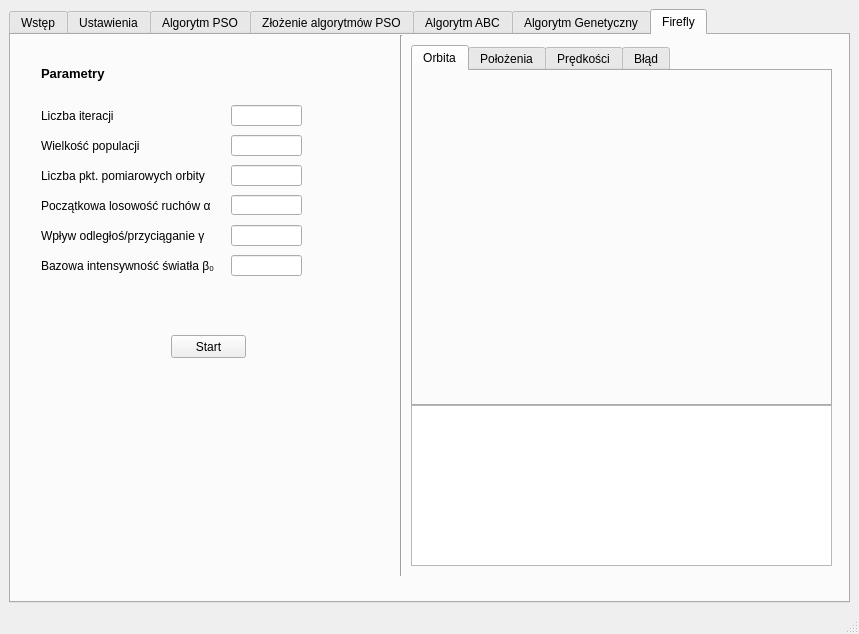
Before: the Qt Designer form gui_files/TBP_visualisation.ui in konradflis/TBP-GUiIO, drawn with Qt 5.
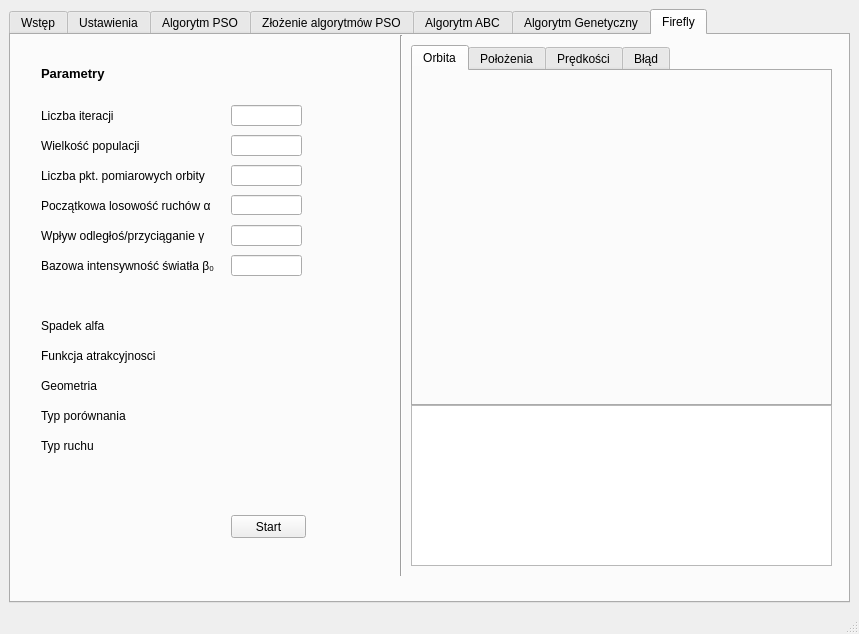
After: the same form once the commit is applied. The open tabs and pages were chosen to show the change.

Commit message: optional gui for firefly

What changed in the file:
```diff
--- a/gui_files/TBP_visualisation.ui
+++ b/gui_files/TBP_visualisation.ui
@@ -2772,8 +2772,8 @@
        <widget class="QPushButton" name="FAstartButton">
         <property name="geometry">
          <rect>
-          <x>160</x>
-          <y>300</y>
+          <x>220</x>
+          <y>480</y>
           <width>75</width>
           <height>23</height>
          </rect>
@@ -2814,6 +2814,71 @@
          <string>Parametry</string>
         </property>
        </widget>
+       <widget class="QLabel" name="label_67">
+        <property name="geometry">
+         <rect>
+          <x>30</x>
+          <y>280</y>
+          <width>181</width>
+          <height>21</height>
+         </rect>
+        </property>
+        <property name="text">
+         <string>Spadek alfa</string>
+        </property>
+       </widget>
+       <widget class="QLabel" name="label_68">
+        <property name="geometry">
+         <rect>
+          <x>30</x>
+          <y>310</y>
+          <width>181</width>
+          <height>21</height>
+         </rect>
+        </property>
+        <property name="text">
+         <string>Funkcja atrakcyjnosci</string>
+        </property>
+       </widget>
+       <widget class="QLabel" name="label_137">
+        <property name="geometry">
+         <rect>
+          <x>30</x>
+          <y>340</y>
+          <width>181</width>
+          <height>21</height>
+         </rect>
+        </property>
+        <property name="text">
+         <string>Geometria</string>
+        </property>
+       </widget>
+       <widget class="QLabel" name="label_207">
+        <property name="geometry">
+         <rect>
+          <x>30</x>
+          <y>370</y>
+          <width>181</width>
+          <height>21</height>
+         </rect>
+        </property>
+        <property name="text">
+         <string>Typ porównania</string>
+        </property>
+       </widget>
+       <widget class="QLabel" name="label_208">
+        <property name="geometry">
+         <rect>
+          <x>30</x>
+          <y>400</y>
+          <width>181</width>
+          <height>21</height>
+         </rect>
+        </property>
+        <property name="text">
+         <string>Typ ruchu</string>
+        </property>
+       </widget>
       </widget>
      </widget>
     </item>
```
Left out of the diff: 38 changed lines with no effect on the pictures.
